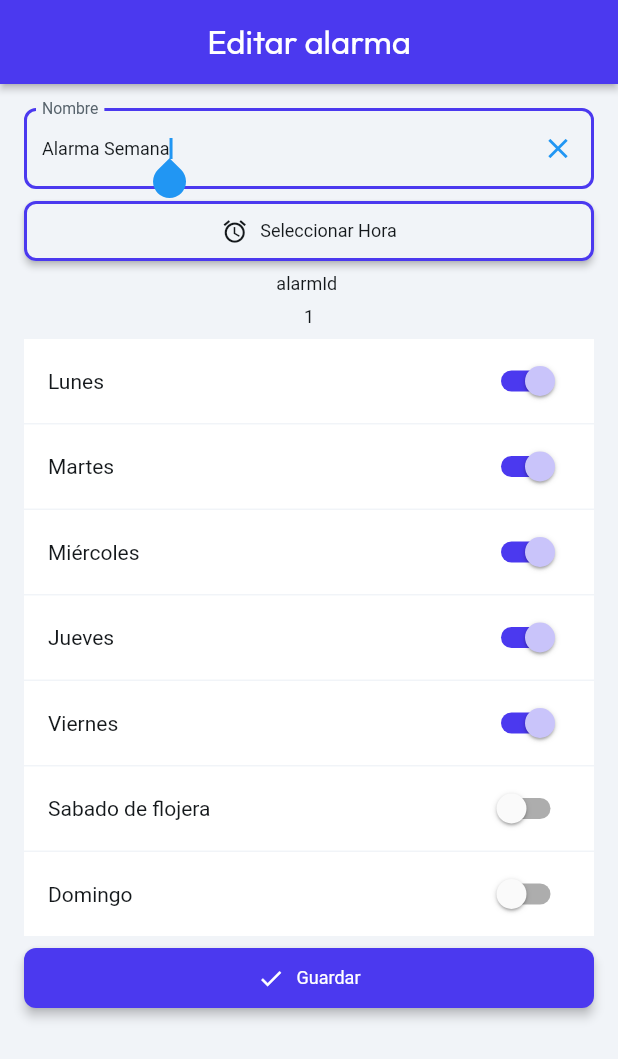
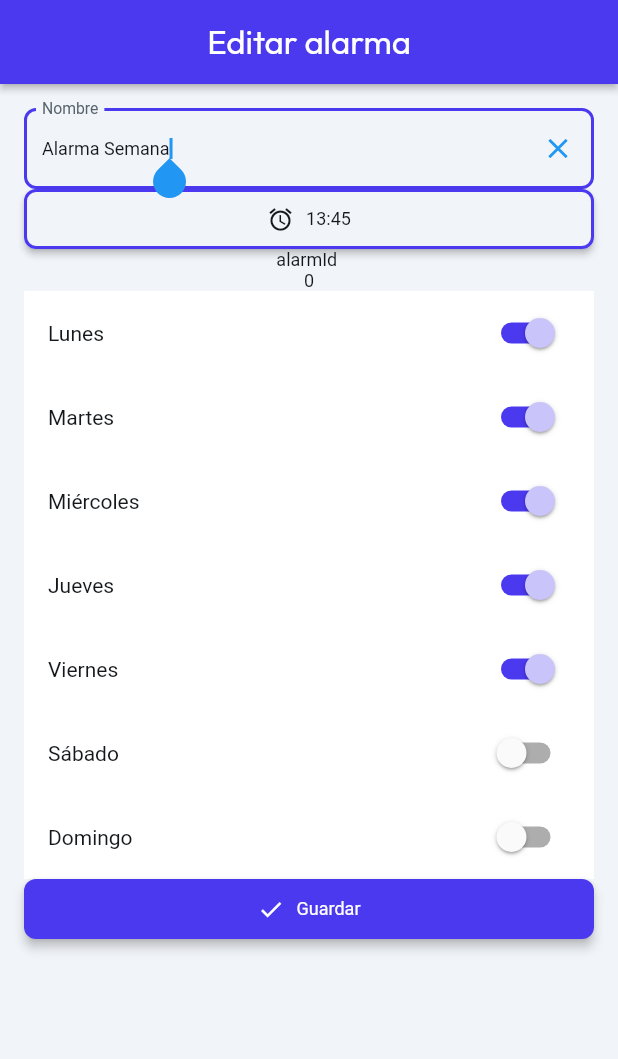
Before and after one commit to natanparrondo/timbreflutter, a Flutter app: the EditAlarmWidget screen opened by its route, after a tap on "Guardar", after a tap on the "edit" icon, on a phone screen of 412 x 824 dp. Shown: the top 1059 px of the screen. Run offline on Flutter 3.47's test engine with Material 3 defaults, Android fonts, the phone set to English and light mode, and no system bars; drawn by our look-alikes of auto_size_text; our stand-ins replace easy_debounce, flutter_blue_plus, font_awesome_flutter, from_css_color, go_router, google_fonts and 4 more; missing offline and left inert: json_path; accounts and stored records are empty; Roboto replaces fonts that are missing (Readex Pro).

Commit message:
fixed saving edited alarmas not working

```diff
--- a/lib/app_state.dart
+++ b/lib/app_state.dart
@@ -158,7 +158,7 @@ class FFAppState extends ChangeNotifier {
     prefs.setStringList('ff_diasAlarmas', _diasAlarmas);
   }
 
-  List<int> _idAlarmas = [1, 2];
+  List<int> _idAlarmas = [0, 1];
   List<int> get idAlarmas => _idAlarmas;
   set idAlarmas(List<int> value) {
     _idAlarmas = value;
--- a/lib/pages/edit_alarm/edit_alarm_widget.dart
+++ b/lib/pages/edit_alarm/edit_alarm_widget.dart
@@ -40,6 +40,7 @@ class _EditAlarmWidgetState extends State<EditAlarmWidget> {
 
     _model.textController ??= TextEditingController(text: widget.alarmName);
     _model.textFieldFocusNode ??= FocusNode();
+    _model.datePicked = widget.alarmTime;
   }
 
   @override
@@ -202,7 +203,7 @@ class _EditAlarmWidgetState extends State<EditAlarmWidget> {
                           },
                         );
                         if (datePickedTime != null) {
-                          safeSetState(() {
+                          setState(() {
                             _model.datePicked = DateTime(
                               (widget.alarmTime ?? DateTime.now()).year,
                               (widget.alarmTime ?? DateTime.now()).month,
@@ -214,7 +215,7 @@ class _EditAlarmWidgetState extends State<EditAlarmWidget> {
                         }
                       },
                       text: valueOrDefault<String>(
-                        dateTimeFormat('Hm', _model.datePicked),
+                        dateTimeFormat('Hm', _model.datePicked ?? widget.alarmTime),
                         'Seleccionar Hora',
                       ),
                       icon: Icon(
@@ -316,8 +317,7 @@ class _EditAlarmWidgetState extends State<EditAlarmWidget> {
                           return var1.contains('X');
                         }(widget.alarmDays),
                         onChanged: (newValue) async {
-                          setState(
-                              () => _model.miercolesSwitchValue = newValue);
+                          setState(() => _model.miercolesSwitchValue = newValue);
                         },
                         title: Text(
                           'Miércoles',
@@ -392,7 +392,7 @@ class _EditAlarmWidgetState extends State<EditAlarmWidget> {
                           setState(() => _model.sabadoSwitchValue = newValue);
                         },
                         title: Text(
-                          'Sabado de flojera',
+                          'Sábado',
                           style: FlutterFlowTheme.of(context)
                               .labelMedium
                               .override(
@@ -432,22 +432,57 @@ class _EditAlarmWidgetState extends State<EditAlarmWidget> {
                         dense: false,
                         controlAffinity: ListTileControlAffinity.trailing,
                       ),
-                    ].divide(const SizedBox(height: 1.0)),
+                    ],
                   ),
                   FFButtonWidget(
                     onPressed: () async {
                       context.safePop();
                       setState(() {
-                        FFAppState()
-                            .addToNombresAlarmas(_model.textController.text);
-                        FFAppState().addToHorasAlarmas(widget.alarmTime!);
-                        FFAppState().addToDiasAlarmas(valueOrDefault<String>(
-                          '${_model.lunesSwitchValue! ? 'L' : '-'}${_model.martesSwitchValue! ? 'M' : '-'}${_model.miercolesSwitchValue! ? 'X' : '-'}${_model.juevesSwitchValue! ? 'J' : '-'}${_model.viernesSwitchValue! ? 'V' : '-'}${_model.sabadoSwitchValue! ? 'S' : '-'}${_model.domingoSwitchValue! ? 'D' : '-'}',
+                        final appState = FFAppState();
+
+                        // Preparar los nuevos valores
+                        final nuevoNombre = _model.textController.text;
+                        final nuevaHora = _model.datePicked ?? widget.alarmTime!;
+                        final nuevosDias = valueOrDefault<String>(
+                          '${_model.lunesSwitchValue! ? 'L' : '-'}'
+                          '${_model.martesSwitchValue! ? 'M' : '-'}'
+                          '${_model.miercolesSwitchValue! ? 'X' : '-'}'
+                          '${_model.juevesSwitchValue! ? 'J' : '-'}'
+                          '${_model.viernesSwitchValue! ? 'V' : '-'}'
+                          '${_model.sabadoSwitchValue! ? 'S' : '-'}'
+                          '${_model.domingoSwitchValue! ? 'D' : '-'}',
                           'LVJ',
-                        ));
-                        FFAppState().addToIdAlarmas(widget.alarmId!);
+                        );
+
+                        // Verificar si alarmId es nulo
+                        if (widget.alarmId == null) {
+                          // Añadir nuevos valores al final de las listas
+                          appState.addToNombresAlarmas(nuevoNombre);
+                          appState.addToHorasAlarmas(nuevaHora);
+                          appState.addToDiasAlarmas(nuevosDias);
+                          appState.addToIdAlarmas(appState.idAlarmas.length); // Añadir el nuevo índice
+                        } else {
+                          // Obtener el índice del alarmId
+                          final int index = widget.alarmId!;
+
+                          // Verificar si el índice está dentro del rango de la lista
+                          if (index < appState.idAlarmas.length) {
+                            // Reemplazar los valores en las listas en la posición del índice
+                            appState.nombresAlarmas[index] = nuevoNombre;
+                            appState.horasAlarmas[index] = nuevaHora;
+                            appState.diasAlarmas[index] = nuevosDias;
+                          } else {
+                            // Si el índice no está dentro del rango, añadir nuevos valores al final de las listas
+                            appState.addToNombresAlarmas(nuevoNombre);
+                            appState.addToHorasAlarmas(nuevaHora);
+                            appState.addToDiasAlarmas(nuevosDias);
+                            appState.addToIdAlarmas(index); // Añadir el índice fuera del rango
+                          }
+                        }
                       });
                     },
+
+
                     text: 'Guardar',
                     icon: const Icon(
                       Icons.done,
@@ -456,17 +491,16 @@ class _EditAlarmWidgetState extends State<EditAlarmWidget> {
                     options: FFButtonOptions(
                       width: double.infinity,
                       height: 40.0,
-                      padding:
-                          const EdgeInsetsDirectional.fromSTEB(24.0, 0.0, 24.0, 0.0),
-                      iconPadding:
-                          const EdgeInsetsDirectional.fromSTEB(0.0, 0.0, 0.0, 0.0),
+                      padding: const EdgeInsetsDirectional.fromSTEB(
+                          24.0, 0.0, 24.0, 0.0),
+                      iconPadding: const EdgeInsetsDirectional.fromSTEB(
+                          0.0, 0.0, 0.0, 0.0),
                       color: FlutterFlowTheme.of(context).primary,
-                      textStyle:
-                          FlutterFlowTheme.of(context).bodyMedium.override(
-                                fontFamily: 'Readex Pro',
-                                color: Colors.white,
-                                letterSpacing: 0.0,
-                              ),
+                      textStyle: FlutterFlowTheme.of(context).bodyMedium.override(
+                            fontFamily: 'Readex Pro',
+                            color: Colors.white,
+                            letterSpacing: 0.0,
+                          ),
                       elevation: 3.0,
                       borderSide: const BorderSide(
                         color: Colors.transparent,
@@ -475,7 +509,7 @@ class _EditAlarmWidgetState extends State<EditAlarmWidget> {
                       borderRadius: BorderRadius.circular(8.0),
                     ),
                   ),
-                ].divide(const SizedBox(height: 8.0)),
+                ],
               ),
             ),
           ),
--- a/lib/pages/home_page/home_page_widget.dart
+++ b/lib/pages/home_page/home_page_widget.dart
@@ -100,7 +100,7 @@ class _HomePageWidgetState extends State<HomePageWidget> {
                   ParamType.String,
                 ),
                 'alarmId': serializeParam(
-                  FFAppState().idAlarmas.length + 1,
+                  FFAppState().idAlarmas.length,
                   ParamType.int,
                 ),
                 'isNew': serializeParam(
@@ -529,7 +529,7 @@ class _HomePageWidgetState extends State<HomePageWidget> {
                                           ParamType.String,
                                         ),
                                         'alarmId': serializeParam(
-                                          nombreIndex + 1,
+                                          nombreIndex,
                                           ParamType.int,
                                         ),
                                       }.withoutNulls,
```
